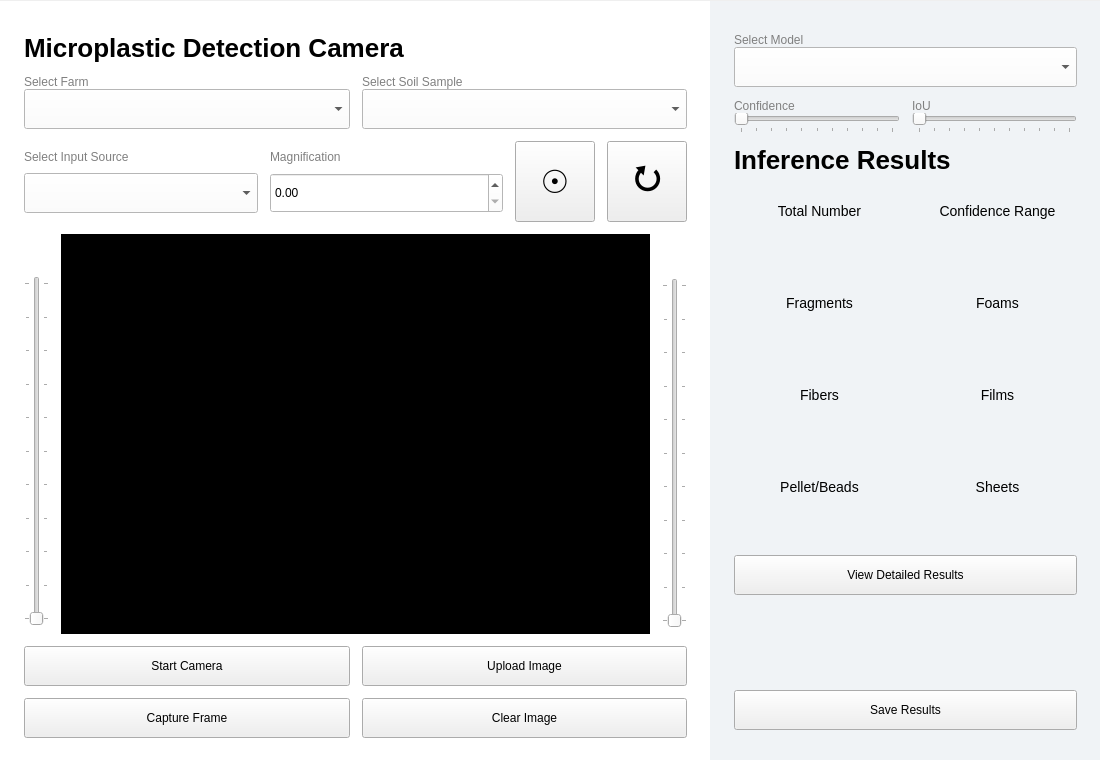
AkunoCode/MP-Camera, file mpcamera/layouts/cameraPage.ui: the form before one commit.
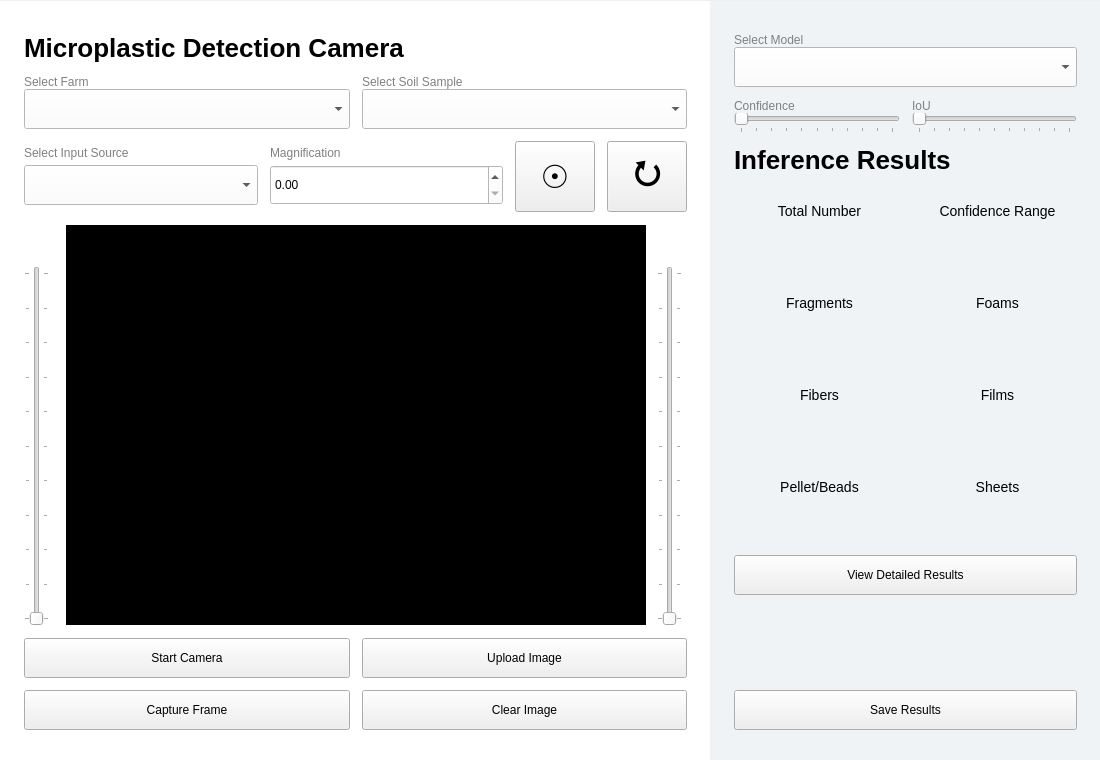
The form after the commit. Icons and pictures are not drawn.

Commit message: fix: Adjust layout dimensions and size policies in cameraPage.ui for improved UI consistency

Patch:
```diff
--- a/mpcamera/layouts/cameraPage.ui
+++ b/mpcamera/layouts/cameraPage.ui
@@ -213,7 +213,7 @@
           <x>0</x>
           <y>0</y>
           <width>711</width>
-          <height>769</height>
+          <height>761</height>
          </rect>
         </property>
         <layout class="QVBoxLayout" name="verticalLayout_5">
@@ -510,15 +510,15 @@
              <item>
               <widget class="QLabel" name="label_11">
                <property name="sizePolicy">
-                <sizepolicy hsizetype="Fixed" vsizetype="Fixed">
+                <sizepolicy hsizetype="Minimum" vsizetype="Minimum">
                  <horstretch>0</horstretch>
                  <verstretch>0</verstretch>
                 </sizepolicy>
                </property>
                <property name="minimumSize">
                 <size>
-                 <width>5</width>
-                 <height>5</height>
+                 <width>30</width>
+                 <height>30</height>
                 </size>
                </property>
                <property name="text">
@@ -546,7 +546,7 @@
                <property name="minimumSize">
                 <size>
                  <width>0</width>
-                 <height>350</height>
+                 <height>360</height>
                 </size>
                </property>
                <property name="maximum">
@@ -595,20 +595,20 @@
            <item>
             <layout class="QVBoxLayout" name="verticalLayout_10">
              <property name="topMargin">
-              <number>10</number>
+              <number>0</number>
              </property>
              <item>
               <widget class="QLabel" name="label_7">
                <property name="sizePolicy">
-                <sizepolicy hsizetype="Fixed" vsizetype="Fixed">
+                <sizepolicy hsizetype="Minimum" vsizetype="Minimum">
                  <horstretch>0</horstretch>
                  <verstretch>0</verstretch>
                 </sizepolicy>
                </property>
                <property name="minimumSize">
                 <size>
-                 <width>5</width>
-                 <height>5</height>
+                 <width>30</width>
+                 <height>30</height>
                 </size>
                </property>
                <property name="text">
@@ -636,7 +636,7 @@
                <property name="minimumSize">
                 <size>
                  <width>0</width>
-                 <height>350</height>
+                 <height>360</height>
                 </size>
                </property>
                <property name="maximum">
```
